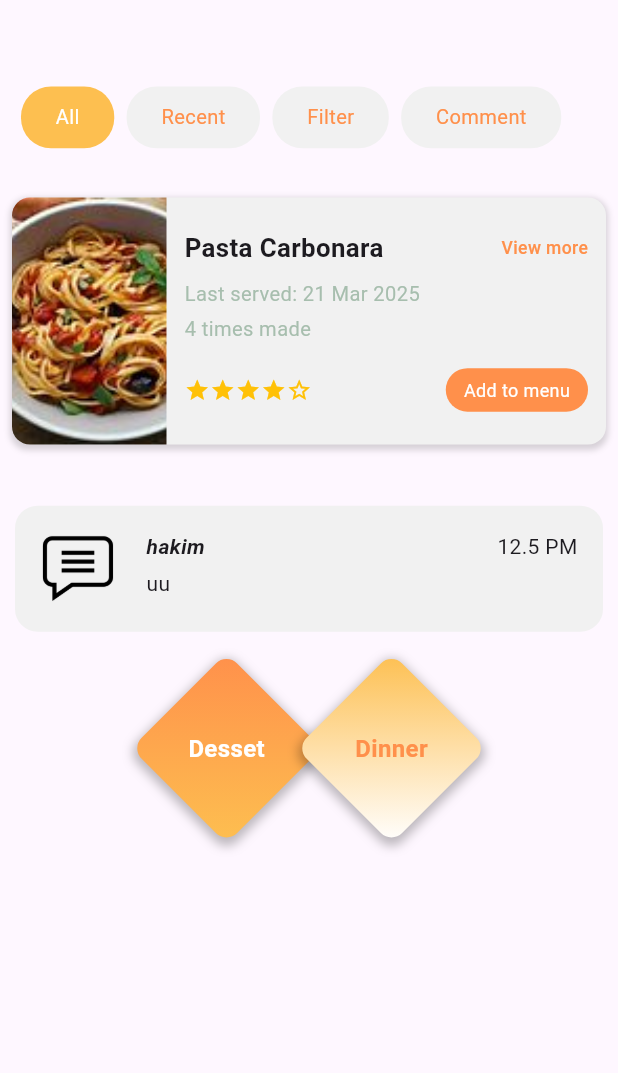
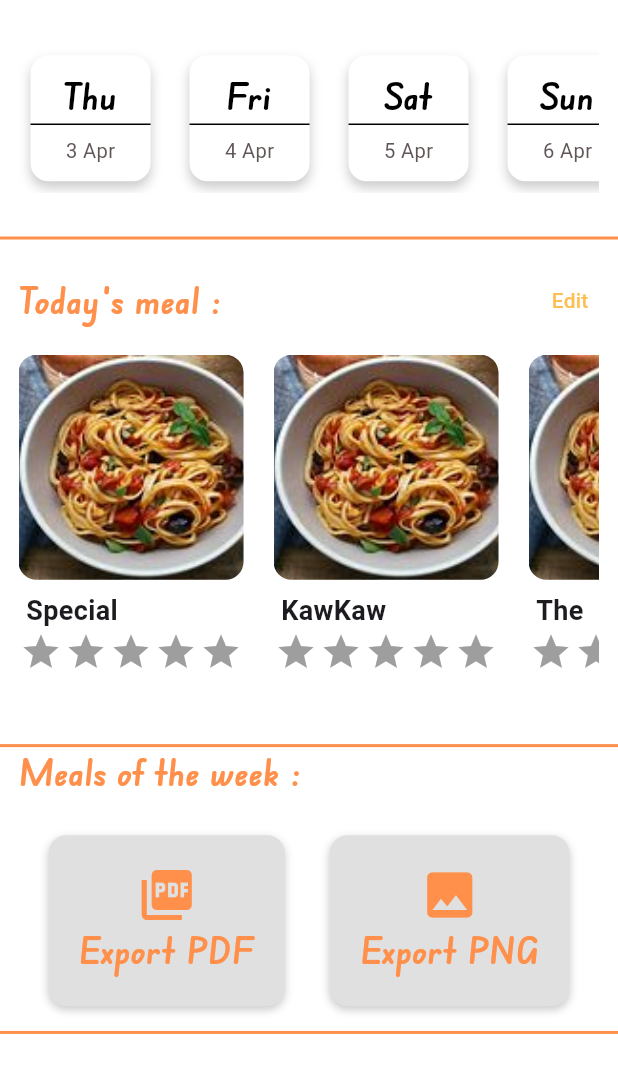
Before and after one commit to MehdiD0/EasyMeal, a Flutter app: the screen it shows after launch, on a phone screen of 412 x 824 dp. Shown: the top 1073 px of the screen. Run offline on Flutter 3.47's test engine with Material 3 defaults, Android fonts, the phone set to English and light mode, and no system bars; drawn by our look-alikes of flutter_rating_bar; our stand-ins replace firebase_auth, firebase_core, sizer; accounts and stored records are empty.

Commit message:
homeScreen

```diff
--- a/lib/components/buttons.dart
+++ b/lib/components/buttons.dart
@@ -8,6 +8,7 @@ class PrimaryButton extends StatelessWidget {
   final Function()? onPressed;
   final bool isLoading;
   final dynamic color;
+  final double? width;
 
 
   const PrimaryButton({
@@ -16,13 +17,13 @@ class PrimaryButton extends StatelessWidget {
     this.icon,
     this.onPressed,
     this.isLoading = false,
-    this.color = AppTheme.primaryColor,
+    this.color = AppTheme.primaryColor, this.width,
   });
 
   @override
   Widget build(BuildContext context) {
     return Container(
-      width: 90.w,
+      width: width ?? 90.w,
       padding: EdgeInsets.symmetric(horizontal: 3.h, vertical: 3.w),
       child: ElevatedButton(
         onPressed: isLoading ? null : onPressed,
--- /dev/null
+++ b/lib/components/day_card.dart
@@ -0,0 +1,60 @@
+import 'package:flutter/material.dart';
+import 'package:easy_meal/helpers/app_theme.dart';
+import 'package:sizer/sizer.dart';
+
+class DayCard extends StatelessWidget {
+  final String date;
+  const DayCard({super.key, required this.date});
+
+  @override
+  Widget build(BuildContext context) {
+    List<String> days = ['Mon', 'Tue', 'Wed', 'Thu', 'Fri', 'Sat', 'Sun'];
+    List<String> months = ['Jan', 'Feb', 'Mar', 'Apr', 'May', 'Jun', 'Jul', 'Aug', 'Sep', 'Oct', 'Nov', 'Dec'];
+
+    int dayNum = int.parse(date.split('-')[2]);
+    int monthNum = int.parse(date.split('-')[1]);
+    int year = int.parse(date.split('-')[0]);
+
+    String month = months[monthNum - 1];
+    String dayName = days[DateTime(year, monthNum, dayNum).weekday - 1];
+
+    return Padding(
+      padding: const EdgeInsets.all(8.0),
+      child: Container(
+        width: 80,
+        height: 80,
+        decoration: BoxDecoration(
+          color: AppTheme.white,
+          borderRadius: BorderRadius.circular(12),
+          boxShadow: [
+            BoxShadow(
+              color: Colors.black.withValues(alpha: 0.2),
+              blurRadius: 6,
+              offset: Offset(0, 4),
+            ),
+          ],
+        ),
+        child: Column(
+          mainAxisAlignment: MainAxisAlignment.center,
+          children: [
+            Text(
+              dayName,
+              style: AppTheme.titleStyle.copyWith(color: AppTheme.black)
+            ),
+            SizedBox(height: 1),
+            Container(
+              width: 80,
+              height: 1,
+              color: Colors.black,
+            ),
+            SizedBox(height: 8), // Space after line
+            Text(
+              "$dayNum $month",
+              style: AppTheme.hintTextStyle.copyWith(fontSize: 15.sp)
+            ),
+          ],
+        ),
+      ),
+    );
+  }
+}
--- a/lib/components/meal_card.dart
+++ b/lib/components/meal_card.dart
@@ -4,12 +4,8 @@ import 'package:flutter/material.dart';
 import 'package:flutter_rating_bar/flutter_rating_bar.dart';
 
 class MealCard extends StatelessWidget {
-  MealCard({super.key});
-  final MealModel meal = MealModel(
-    name: "Special",
-    image:
-        "https://www.southernliving.com/thmb/UW4kKKL-_M3WgP7pkL6Pb6lwcgM=/1500x0/filters:no_upscale():max_bytes(150000):strip_icc()/Ham_Sandwich_011-1-49227336bc074513aaf8fdbde440eafe.jpg",
-  );
+  final MealModel meal;
+  const MealCard({super.key, required this.meal});
 
   @override
   Widget build(BuildContext context) {
@@ -21,7 +17,7 @@ class MealCard extends StatelessWidget {
         // Meal Image
         ClipRRect(
           borderRadius: BorderRadius.circular(12),
-          child: Image.network(
+          child: Image.asset(
             meal.image ?? '',
             height: 150,
             width: 150,
--- a/lib/main.dart
+++ b/lib/main.dart
@@ -1,3 +1,4 @@
+import 'package:easy_meal/screens/home_screen.dart';
 import 'package:easy_meal/screens/test.dart';
 import 'package:firebase_core/firebase_core.dart';
 import 'firebase_options.dart';
@@ -22,7 +23,7 @@ class MainApp extends StatelessWidget {
       builder: (buildContext, orientation, screenType) {
         return MaterialApp(
           debugShowCheckedModeBanner: false,
-          home: Test()
+          home: HomeScreen()
         );
       },
     );
--- a/lib/screens/home_screen.dart
+++ b/lib/screens/home_screen.dart
@@ -0,0 +1,152 @@
+import 'package:easy_meal/components/buttons.dart';
+import 'package:easy_meal/components/day_card.dart';
+import 'package:easy_meal/components/meal_card.dart';
+import 'package:easy_meal/helpers/app_theme.dart';
+import 'package:easy_meal/models/meal_model.dart';
+import 'package:intl/intl.dart';
+import 'package:sizer/sizer.dart';
+import 'package:flutter/material.dart';
+
+class HomeScreen extends StatefulWidget {
+  const HomeScreen({super.key});
+
+  @override
+  State<HomeScreen> createState() => _HomeScreenState();
+}
+
+class _HomeScreenState extends State<HomeScreen> {
+  @override
+  Widget build(BuildContext context) {
+    DateTime today = DateTime.now();
+    List<String> dates = List.generate(7, (index) {
+      DateTime newDate = today.add(Duration(days: index));
+      return DateFormat('yyyy-MM-dd').format(newDate);
+    });
+
+    List<MealModel> todayMeals = [
+      MealModel(name: "Special", image: "assets/pasta.jpg"),
+      MealModel(name: "KawKaw", image: "assets/pasta.jpg"),
+      MealModel(name: "The", image: "assets/pasta.jpg"),
+      MealModel(name: "Hakim", image: "assets/pasta.jpg"),
+    ];
+
+    return SafeArea(
+      child: Scaffold(
+        backgroundColor: AppTheme.white,
+        body: Column(
+          children: [
+            SizedBox(height: 2.h),
+            Padding(
+              padding: EdgeInsets.all(3.w),
+              child: SizedBox(
+                height: 100,
+                child: ListView.builder(
+                  scrollDirection: Axis.horizontal,
+                  itemCount: dates.length,
+                  itemBuilder: (context, index) {
+                    return Padding(
+                      padding: EdgeInsets.only(right: 10),
+                      child: DayCard(date: dates[index]),
+                    );
+                  },
+                ),
+              ),
+            ),
+            SizedBox(height: 2.h),
+            Container(width: 100.w, height: 2, color: AppTheme.primaryColor),
+            SizedBox(height: 2.h),
+            Row(
+              mainAxisAlignment: MainAxisAlignment.spaceBetween,
+              crossAxisAlignment: CrossAxisAlignment.center,
+              children: [
+                Padding(
+                  padding: EdgeInsets.only(left: 3.w),
+                  child: Text("Today's meal :", style: AppTheme.titleStyle),
+                ),
+                PrimaryTextButton(label: "Edit", onPressed: () {}),
+              ],
+            ),
+            Padding(
+              padding: EdgeInsets.all(3.w),
+              child: SizedBox(
+                height: 28.h,
+                child: ListView.builder(
+                  scrollDirection: Axis.horizontal,
+                  itemCount: todayMeals.length,
+                  itemBuilder: (context, index) {
+                    return Padding(
+                      padding: EdgeInsets.only(right: 20),
+                      child: MealCard(meal: todayMeals[index]),
+                    );
+                  },
+                ),
+              ),
+            ),
+            SizedBox(height: 2.h),
+            Container(width: 100.w, height: 2, color: AppTheme.primaryColor),
+            Align(
+              alignment: Alignment.centerLeft,
+              child: Padding(
+                padding: EdgeInsets.only(left: 3.w),
+                child: Text("Meals of the week :", style: AppTheme.titleStyle),
+              ),
+            ),
+            SizedBox(height: 3.h),
+            Row(
+              mainAxisAlignment: MainAxisAlignment.center,
+              children: [
+                Container(
+                  decoration: BoxDecoration(
+                    color: Colors.grey[300],
+                    borderRadius: BorderRadius.circular(12),
+                    boxShadow: [
+                      BoxShadow(
+                        color: Colors.black.withValues(alpha: 0.2),
+                        blurRadius: 4,
+                        offset: Offset(0, 2),
+                      ),
+                    ],
+                  ),
+                  padding: EdgeInsets.all(20),
+                  child: Column(
+                    children: [
+                      Icon(
+                        Icons.picture_as_pdf,
+                        color: AppTheme.primaryColor,
+                        size: 40,
+                      ),
+                      Text("Export PDF", style: AppTheme.titleStyle.copyWith(fontSize: 20.sp, fontWeight: FontWeight.bold),)
+                    ],
+                  ),
+                ),
+                SizedBox(width: 30),
+                Container(
+                  decoration: BoxDecoration(
+                    color: Colors.grey[300],
+                    borderRadius: BorderRadius.circular(12),
+                    boxShadow: [
+                      BoxShadow(
+                        color: Colors.black.withValues(alpha: 0.2),
+                        blurRadius: 4,
+                        offset: Offset(0, 2),
+                      ),
+                    ],
+                  ),
+                  padding: EdgeInsets.all(20),
+                  child: Column(
+                    children: [
+                      Icon(Icons.image, color: AppTheme.primaryColor, size: 40),
+                      Text("Export PNG", style: AppTheme.titleStyle.copyWith(fontSize: 20.sp, fontWeight: FontWeight.bold),)
+                    ],
+                  ),
+                ),
+              ],
+            ),
+            SizedBox(height: 2.h,),
+            Container(width: 100.w, height: 2, color: AppTheme.primaryColor),
+          ],
+        ),
+      ),
+    );
+  }
+}
--- a/lib/screens/test.dart
+++ b/lib/screens/test.dart
@@ -1,7 +1,10 @@
 import 'package:easy_meal/components/comment_item.dart';
 import 'package:easy_meal/components/custom_meal_card.dart';
 import 'package:easy_meal/components/filter_buttons.dart';
+import 'package:easy_meal/components/meal_card.dart';
 import 'package:easy_meal/components/meal_filter_buttons.dart';
+import 'package:easy_meal/components/wavy_header.dart';
+import 'package:easy_meal/screens/home_screen.dart';
 import 'package:flutter/material.dart';
 import 'package:sizer/sizer.dart';
 
@@ -13,16 +16,6 @@ class Test extends StatefulWidget {
 }
 
 class _TestState extends State<Test> {
-  int _selectedFilterIndex = 0;
-  final Map<String, dynamic> mealData = {
-    'name': 'Pasta Carbonara',
-    'image':
-        'assets/pasta.jpg',
-    'date': '21 Mar 2025',
-    'rating': 4,
-    'timesMade': 4,
-  };
-
   @override
   Widget build(BuildContext context) {
     return Scaffold(
@@ -30,25 +23,7 @@ class _TestState extends State<Test> {
         child: SingleChildScrollView(
           child: Column(
             children: [
-              //WavyHeader(),
-              SizedBox(height: 7.h),
-              FilterButtonsGroup(
-                options: ["All", "Recent", "Filter", "Comment"],
-                selectedIndex: _selectedFilterIndex,
-                onSelected: (index) {
-                  setState(() {
-                    _selectedFilterIndex = index;
-                  });
-                },
-              ),
-              SizedBox(height: 3.h),
-              CustomMealCard(
-                mealData: mealData,
-              ),
-              SizedBox(height: 3.h),
-              CommentItem(time: "12.5 PM", description: "hakim", content: 'uu', imagePath: '',),
-              SizedBox(height: 3.h),
-              MealFilterButtons(),
+              HomeScreen()
             ],
           ),
         ),
--- a/pubspec.yaml
+++ b/pubspec.yaml
@@ -12,6 +12,7 @@ dependencies:
   flutter:
     sdk: flutter
   flutter_rating_bar: ^4.0.1
+  intl: ^0.20.2
   sizer: ^3.0.5
 
 dev_dependencies:
```
Also changed, not shown: flutter_02.png (added), pubspec.lock.
